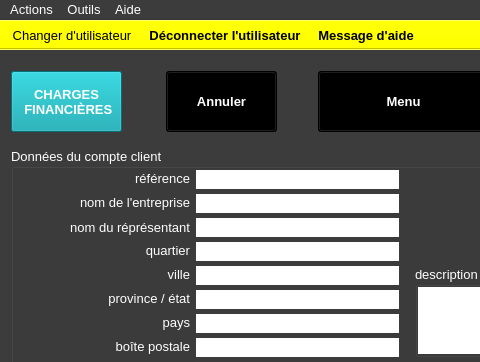
First picture: the form in ui/crm/creer/yeroth-erp-creer-compte-client-window.ui, repository xnoumbissinoundou/yeroth-erp-3.0, before the edit; both pictures show x 0 to 480 and y 0 to 362 of the 799 by 601 pixel window.
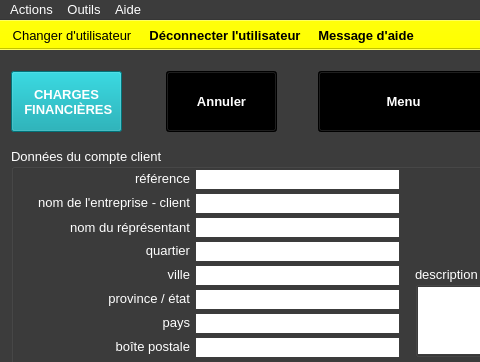
Second picture: the form after the edit. Icons and pictures are not drawn. Custom widgets are drawn as their Qt base class.

Patch:
```diff
--- a/ui/crm/creer/yeroth-erp-creer-compte-client-window.ui
+++ b/ui/crm/creer/yeroth-erp-creer-compte-client-window.ui
@@ -2645,7 +2645,7 @@
       <enum>Qt::LeftToRight</enum>
      </property>
      <property name="text">
-      <string>nom de l'entreprise</string>
+      <string>nom de l'entreprise - client</string>
      </property>
      <property name="alignment">
       <set>Qt::AlignRight|Qt::AlignTrailing|Qt::AlignVCenter</set>
```
